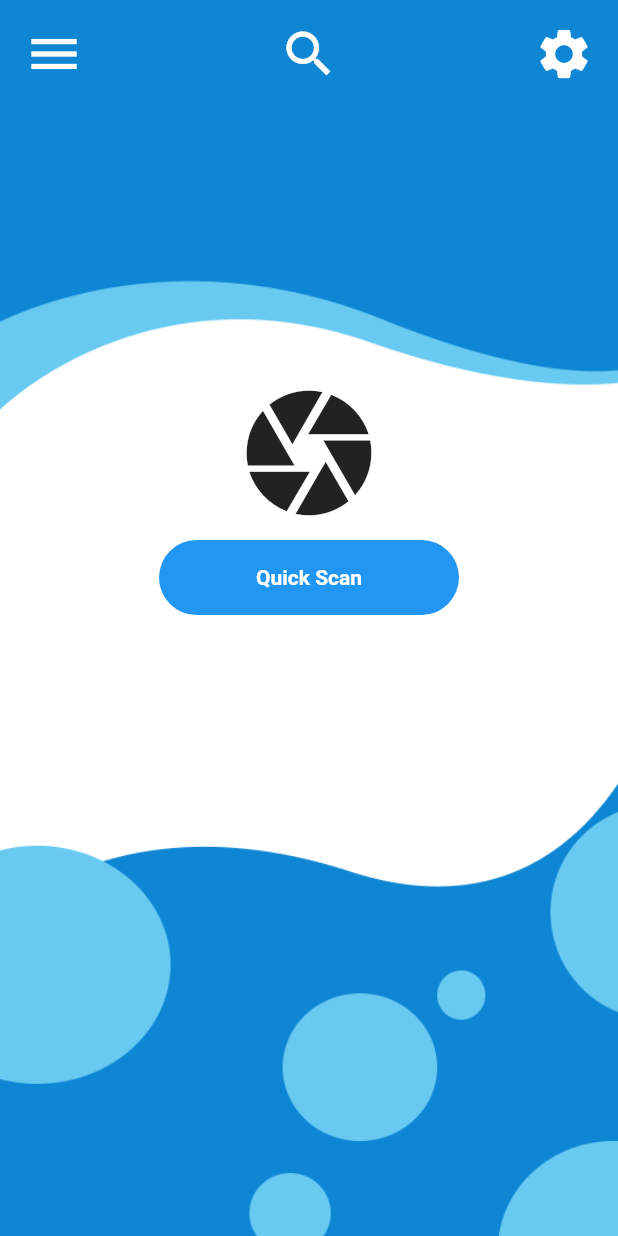
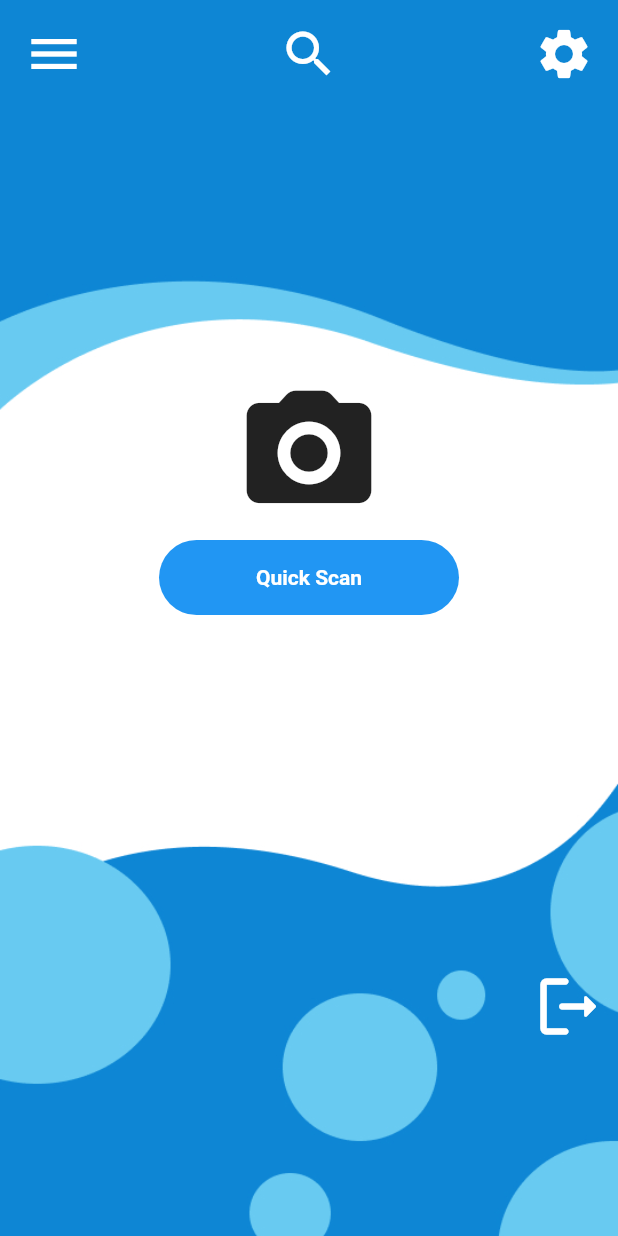
Before and after one commit to KameshDivantha/Mosquito-app, a Flutter app: the screen it shows once a user with an empty profile is signed in, on a phone screen of 412 x 824 dp. Run offline on Flutter 3.47's test engine with Material 2 defaults, Android fonts, the phone set to English and light mode, and no system bars; our stand-ins replace firebase_auth, firebase_core, loading_animation_widget; accounts and stored records are empty.

Commit message:
setup logout function and some parts of home

```diff
--- a/lib/Screens/Home/components/home_body.dart
+++ b/lib/Screens/Home/components/home_body.dart
@@ -28,22 +28,31 @@ class HomeBody extends StatelessWidget {
                 padding: const EdgeInsets.all(16.0),
                 child: Row(
                   children: [
-                    Icon(
+                    GestureDetector(
+                      onTap: () {},
+                      child: Icon(
                         Icons.menu,
                         size: 40,
                         color: Colors.white,
                       ),
+                    ),
                     Spacer(),
-                    Icon(
+                    GestureDetector(
+                      onTap: () {},
+                      child: Icon(
                         Icons.search,
                         size: 40,
                         color: Colors.white,
                       ),
+                    ),
                     Spacer(),
-                    Icon(
+                    GestureDetector(
+                      onTap: () {},
+                      child: Icon(
                         Icons.settings,
                         size: 40,
                         color: Colors.white,
+                      ),
                     )
                   ],
                 ),
@@ -52,7 +61,7 @@ class HomeBody extends StatelessWidget {
                 height: 180,
               ),
               Icon(
-                Icons.camera,
+                Icons.camera_alt_rounded,
                 size: 100,
               ),
               CustomButton(
@@ -60,6 +69,25 @@ class HomeBody extends StatelessWidget {
                 textColor: Colors.white,
                 onPressed: () {},
                 buttonColor: Colors.blue,
+              ),
+              SizedBox(
+                height: 220,
+              ),
+              Row(
+                children: [
+                  Spacer(),
+                  IconButton(
+                      iconSize: 50,
+                      color: Colors.white,
+                      onPressed: (() {
+                        FirebaseAuth.instance.signOut();
+                        Navigator.pushReplacement(
+                            context,
+                            MaterialPageRoute(
+                                builder: (context) => WelcomeScreen()));
+                      }),
+                      icon: Icon(Icons.logout_rounded))
+                ],
               )
             ],
           ),
```
Lines whose indentation alone changed are shown as unchanged.
